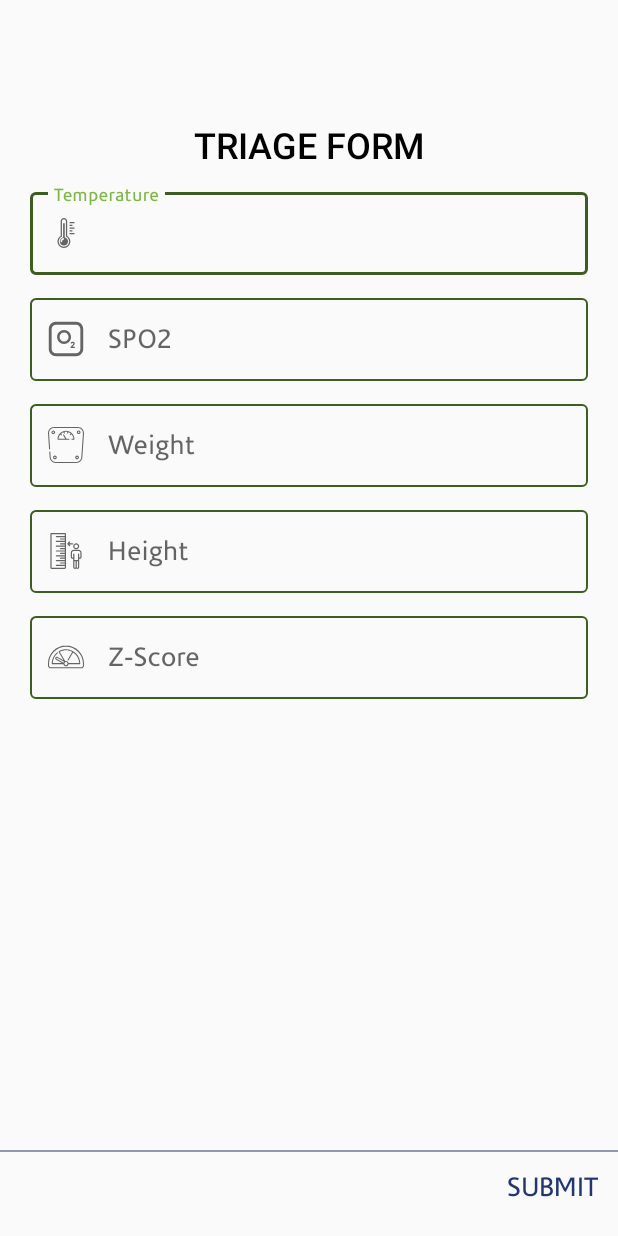
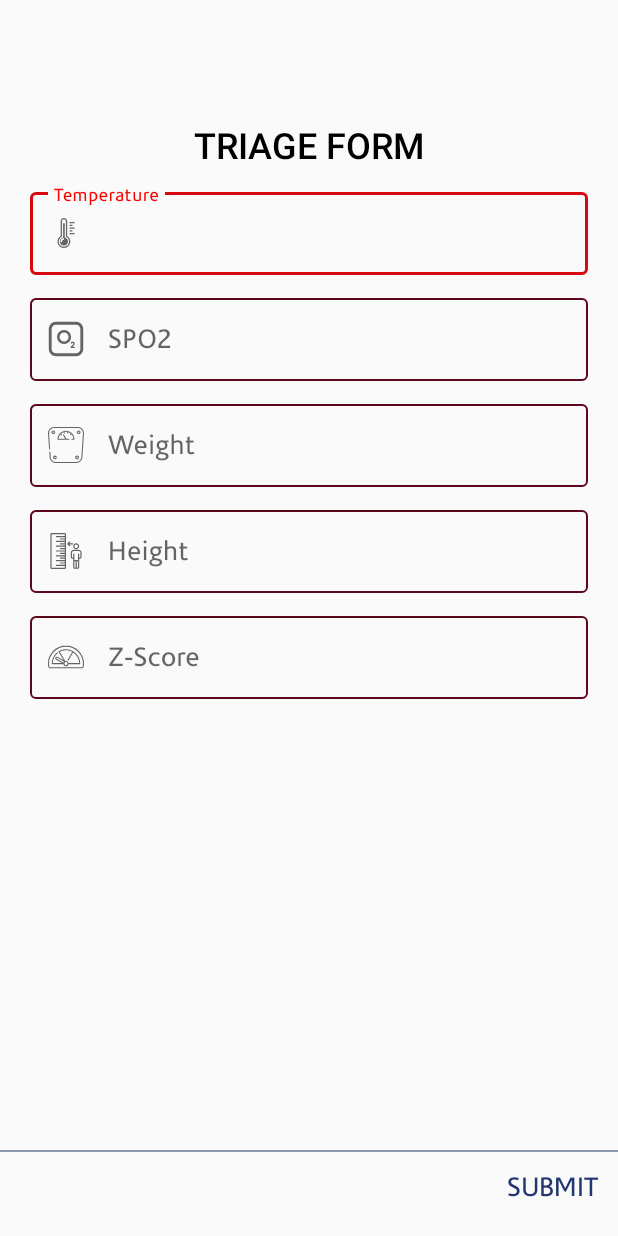
Before and after one commit to Ashisoma/covid-app, an Android app: the TriageActivity screen opened directly, with no data from a screen before it, on a phone screen of 412 x 824 dp. Run offline under Robolectric (Android 15) with nearby library versions, the phone set to English and light mode, and no system bars; our stand-ins replace Room's generated code; libraries missing offline, so code that uses them is left out: cn.pedant, com.toptoche.searchablespinnerlibrary; plain views replace SearchableSpinner; network calls fail; 6 statements that could not run were skipped.

Commit message:
triage done

```diff
--- a/app/src/main/res/color/required_text_input_layout.xml
+++ b/app/src/main/res/color/required_text_input_layout.xml
@@ -1,5 +1,5 @@
 <?xml version="1.0" encoding="utf-8"?>
 <selector xmlns:android="http://schemas.android.com/apk/res/android">
-    <item android:alpha="@integer/material_motion_duration_long_1" android:color="#3F5C22" android:state_focused="true"/>
-    <item android:alpha="@integer/material_motion_duration_long_1" android:color="#3F5C22"/>  <!-- unfocused -->
+    <item android:alpha="@integer/material_motion_duration_long_1" android:color="#D80A11" android:state_focused="true"/>
+    <item android:alpha="@integer/material_motion_duration_long_1" android:color="#5E071C"/>  <!-- unfocused -->
 </selector>
--- a/app/src/main/res/drawable/spinner_background.xml
+++ b/app/src/main/res/drawable/spinner_background.xml
@@ -2,7 +2,10 @@
 <selector xmlns:android="http://schemas.android.com/apk/res/android">
     <item>
         <layer-list>
-            <item android:drawable="@drawable/ic_baseline_arrow_drop_down_24" android:gravity="center_vertical|right" android:right="5dp"/>
+            <item
+                android:drawable="@drawable/ic_baseline_arrow_drop_down_24"
+                android:gravity="center_vertical|right"
+                android:right="5dp"/>
         </layer-list>
     </item>
 </selector>
--- a/app/src/main/res/layout/activity_triage.xml
+++ b/app/src/main/res/layout/activity_triage.xml
@@ -22,11 +22,11 @@
                 style="@style/TextAppearance.AppCompat.Title"
                 android:layout_width="match_parent"
                 android:layout_height="wrap_content"
+                android:layout_marginTop="60dp"
                 android:gravity="center_horizontal"
                 android:text="Triage Form"
                 android:textAllCaps="true"
                 android:textColor="#000"
-                android:layout_marginTop="60dp"
                 android:textSize="24sp" />
 
             <com.google.android.material.textfield.TextInputLayout
@@ -36,7 +36,7 @@
                 android:layout_marginTop="10dp"
                 android:hint="Temperature"
                 app:boxStrokeColor="@color/required_text_input_layout"
-                app:hintTextColor="@color/tbGreen"
+                app:hintTextColor="@color/red"
                 app:startIconContentDescription="temp_icon"
                 app:startIconDrawable="@drawable/ic_temperature">
 
@@ -54,7 +54,7 @@
                 android:layout_marginTop="10dp"
                 android:hint="SPO2"
                 app:boxStrokeColor="@color/required_text_input_layout"
-                app:hintTextColor="@color/tbGreen"
+                app:hintTextColor="@color/red"
                 app:startIconContentDescription="spo2_icon"
                 app:startIconDrawable="@drawable/ic_oxygen">
 
@@ -73,7 +73,7 @@
                 android:layout_marginTop="10dp"
                 android:hint="Weight"
                 app:boxStrokeColor="@color/required_text_input_layout"
-                app:hintTextColor="@color/tbGreen"
+                app:hintTextColor="@color/red"
                 app:startIconContentDescription="weight_icon"
                 app:startIconDrawable="@drawable/ic_weight">
 
@@ -91,7 +91,7 @@
                 android:layout_marginTop="10dp"
                 android:hint="Height"
                 app:boxStrokeColor="@color/required_text_input_layout"
-                app:hintTextColor="@color/tbGreen"
+                app:hintTextColor="@color/red"
                 app:startIconContentDescription="height_icon"
                 app:startIconDrawable="@drawable/ic_height">
 
```
Also changed, not shown: app/src/main/java/org/chskenya/covidapp/activity/MainActivity.java (+6 -7 lines), app/src/main/res/layout/activity_radiology.xml (+9 -7 lines). Lines whose indentation alone changed are shown as unchanged.
